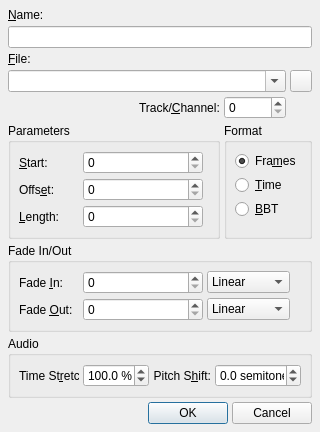
Above: src/qtractorClipForm.ui from rncbc/qtractor before the change. Below: the same form after it.
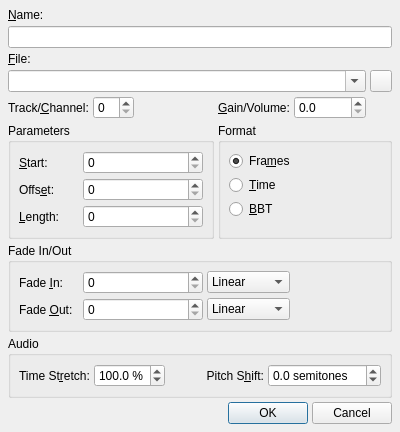
That is the form after the change. Icons and pictures are not drawn. Custom widgets are drawn as their Qt base class.

Commit message: - Clip gain/volume propriety in now in place. (EXPERIMENTAL)

What changed in the file:
```diff
--- a/src/qtractorClipForm.ui
+++ b/src/qtractorClipForm.ui
@@ -39,7 +39,7 @@
    <iconset resource="../icons/qtractor.qrc" >:/icons/editClip.png</iconset>
   </property>
   <layout class="QGridLayout" >
-   <item row="0" column="0" colspan="4" >
+   <item row="0" column="0" colspan="6" >
     <widget class="QLabel" name="ClipNameTextLabel" >
      <property name="text" >
       <string>&amp;Name:</string>
@@ -49,14 +49,14 @@
      </property>
     </widget>
    </item>
-   <item row="1" column="0" colspan="4" >
+   <item row="1" column="0" colspan="6" >
     <widget class="QLineEdit" name="ClipNameLineEdit" >
      <property name="toolTip" >
       <string>Clip name</string>
      </property>
     </widget>
    </item>
-   <item row="2" column="0" colspan="4" >
+   <item row="2" column="0" colspan="6" >
     <widget class="QLabel" name="FilenameTextLabel" >
      <property name="text" >
       <string>&amp;File:</string>
@@ -66,7 +66,7 @@
      </property>
     </widget>
    </item>
-   <item row="3" column="0" colspan="3" >
+   <item row="3" column="0" colspan="5" >
     <widget class="QComboBox" name="FilenameComboBox" >
      <property name="toolTip" >
       <string>Clip filename</string>
@@ -76,7 +76,7 @@
      </property>
     </widget>
    </item>
-   <item row="3" column="3" >
+   <item row="3" column="5" >
     <widget class="QToolButton" name="FilenameToolButton" >
      <property name="minimumSize" >
       <size>
@@ -102,6 +102,29 @@
     </widget>
    </item>
    <item row="4" column="0" >
+    <widget class="QLabel" name="TrackChannelTextLabel" >
+     <property name="text" >
+      <string>Track/&amp;Channel:</string>
+     </property>
+     <property name="buddy" >
+      <cstring>TrackChannelSpinBox</cstring>
+     </property>
+    </widget>
+   </item>
+   <item row="4" column="1" >
+    <widget class="QSpinBox" name="TrackChannelSpinBox" >
+     <property name="minimumSize" >
+      <size>
+       <width>40</width>
+       <height>0</height>
+      </size>
+     </property>
+     <property name="toolTip" >
+      <string>Clip track/channel</string>
+     </property>
+    </widget>
+   </item>
+   <item row="4" column="2" >
     <spacer>
      <property name="orientation" >
       <enum>Qt::Horizontal</enum>
@@ -114,30 +137,36 @@
      </property>
     </spacer>
    </item>
-   <item row="4" column="1" >
-    <widget class="QLabel" name="TrackChannelTextLabel" >
+   <item row="4" column="3" >
+    <widget class="QLabel" name="ClipGainTextLabel" >
      <property name="text" >
-      <string>Track/&amp;Channel:</string>
+      <string>&amp;Gain/Volume:</string>
      </property>
      <property name="buddy" >
       <cstring>TrackChannelSpinBox</cstring>
      </property>
     </widget>
    </item>
-   <item row="4" column="2" >
-    <widget class="QSpinBox" name="TrackChannelSpinBox" >
+   <item row="4" column="4" >
+    <widget class="QDoubleSpinBox" name="ClipGainSpinBox" >
      <property name="minimumSize" >
       <size>
-       <width>40</width>
+       <width>72</width>
        <height>0</height>
       </size>
      </property>
      <property name="toolTip" >
-      <string>Clip track/channel</string>
+      <string>Clip gain/volume</string>
+     </property>
+     <property name="decimals" >
+      <number>1</number>
+     </property>
+     <property name="singleStep" >
+      <double>0.1</double>
      </property>
     </widget>
    </item>
-   <item row="5" column="0" colspan="2" >
+   <item row="5" column="0" colspan="3" >
     <widget class="QGroupBox" name="ParamGroupBox" >
      <property name="title" >
       <string>Parameters</string>
@@ -246,7 +275,7 @@
      </layout>
     </widget>
    </item>
-   <item row="5" column="2" colspan="2" >
+   <item row="5" column="3" colspan="3" >
     <widget class="QGroupBox" name="FormatGroupBox" >
      <property name="title" >
       <string>Format</string>
@@ -301,7 +330,7 @@
      </layout>
     </widget>
    </item>
-   <item row="6" column="0" colspan="4" >
+   <item row="6" column="0" colspan="6" >
     <widget class="QGroupBox" name="FadeInOutGroupBox" >
      <property name="title" >
       <string>Fade In/Out</string>
@@ -425,7 +454,7 @@
      </layout>
     </widget>
    </item>
-   <item row="7" column="0" colspan="4" >
+   <item row="7" column="0" colspan="6" >
     <widget class="QGroupBox" name="AudioClipGroupBox" >
      <property name="title" >
       <string>Audio</string>
@@ -532,7 +561,7 @@
      </layout>
     </widget>
    </item>
-   <item row="8" column="0" colspan="4" >
+   <item row="8" column="0" colspan="6" >
     <layout class="QHBoxLayout" >
      <item>
       <spacer>
```
Left out of the diff: 3 changed lines with no effect on the pictures. The commit also changes 8 other files.
